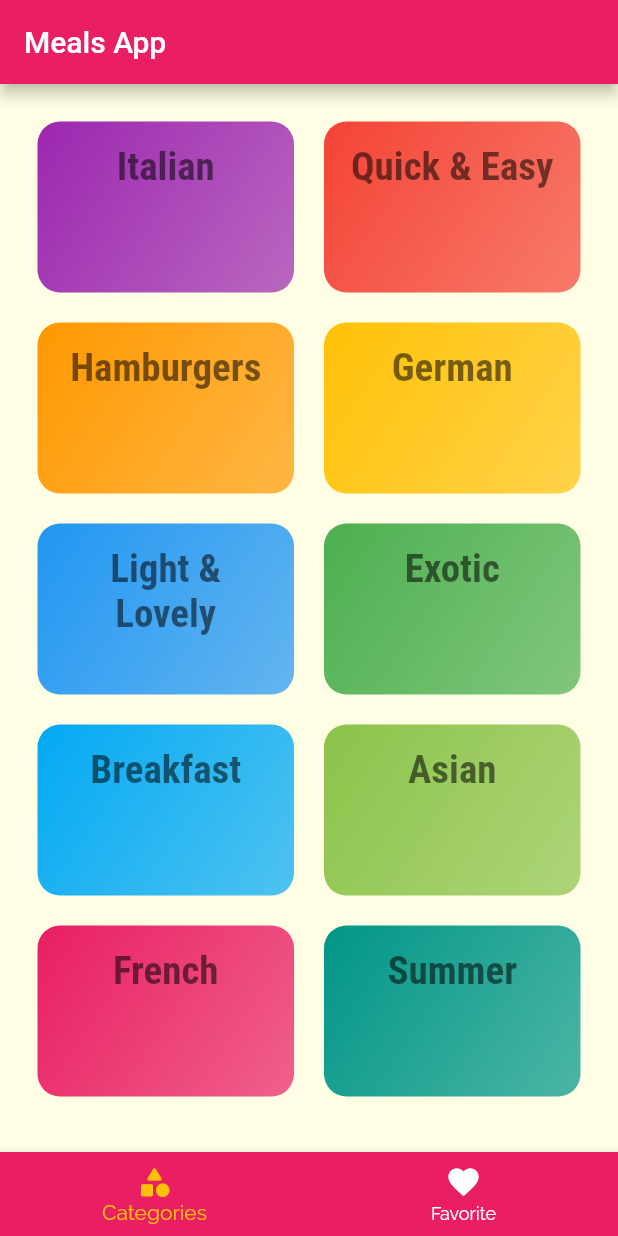
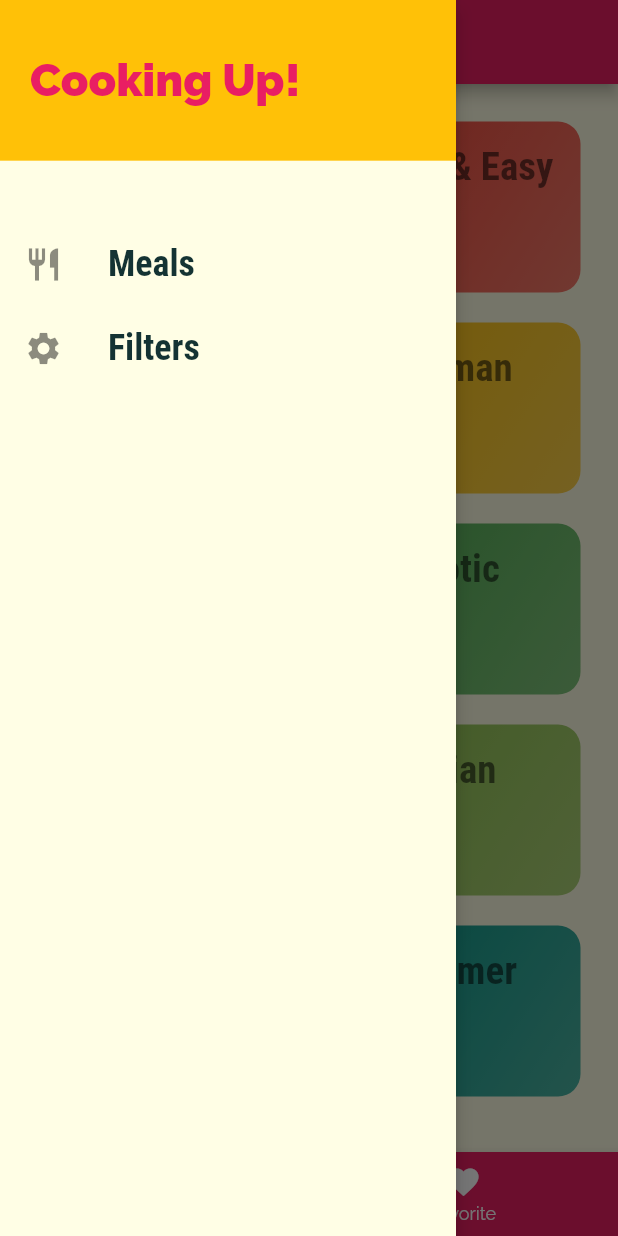
Before and after one commit to karanvatish/MealsApp, a Flutter app: the screen it shows after launch, with the side drawer open (before the commit the screen has no drawer), on a phone screen of 412 x 824 dp. Run offline on Flutter 3.47's test engine with Material 2 defaults, Android fonts, the light colour scheme and no system bars.

Commit message:
Added App Drawer

```diff
--- a/lib/Screens/tabs_screen.dart
+++ b/lib/Screens/tabs_screen.dart
@@ -3,6 +3,7 @@
 import 'package:flutter/material.dart';
 import 'package:meals_app/Screens/category_screen.dart';
 import 'package:meals_app/Screens/favorite_screen.dart';
+import 'package:meals_app/Widgets/main_drawer.dart';
 
 class TabsScreen extends StatefulWidget {
   const TabsScreen({Key? key}) : super(key: key);
@@ -32,6 +33,7 @@ class _TabsScreenState extends State<TabsScreen> {
         title: const Text("Meals App"),
       ),
       body: _pages[_selectedPageIndex]['page'] as Widget,
+      drawer: MainDrawer(),
       bottomNavigationBar: BottomNavigationBar(
         // ignore: prefer_const_literals_to_create_immutables
         items: [
--- /dev/null
+++ b/lib/Widgets/main_drawer.dart
@@ -0,0 +1,62 @@
+import 'package:flutter/material.dart';
+
+class MainDrawer extends StatelessWidget {
+  const MainDrawer({Key? key}) : super(key: key);
+
+  Widget buildListTile(String title, IconData icon) {
+    return ListTile(
+      leading: Icon(
+        icon,
+        size: 26,
+      ),
+      title: Text(
+        title,
+        style: const TextStyle(
+          fontFamily: 'RobotoCondensed',
+          fontSize: 24,
+          fontWeight: FontWeight.bold,
+        ),
+      ),
+      onTap: () {
+        // ...
+      },
+    );
+  }
+
+  @override
+  Widget build(BuildContext context) {
+    MediaQueryData mediaQueryData = MediaQuery.of(context);
+    return Drawer(
+      elevation: 5,
+      child: Column(
+        children: [
+          Container(
+            height: mediaQueryData.size.height * .13,
+            width: double.infinity,
+            padding: const EdgeInsets.all(20),
+            alignment: Alignment.centerLeft,
+            color: Theme.of(context).accentColor,
+            child: Text(
+              'Cooking Up!',
+              style: TextStyle(
+                  fontWeight: FontWeight.w900,
+                  fontSize: 30,
+                  color: Theme.of(context).primaryColor),
+            ),
+          ),
+          SizedBox(
+            height: mediaQueryData.size.height * .05,
+          ),
+          buildListTile(
+            'Meals',
+            Icons.restaurant,
+          ),
+          buildListTile(
+            'Filters',
+            Icons.settings,
+          ),
+        ],
+      ),
+    );
+  }
+}
```
